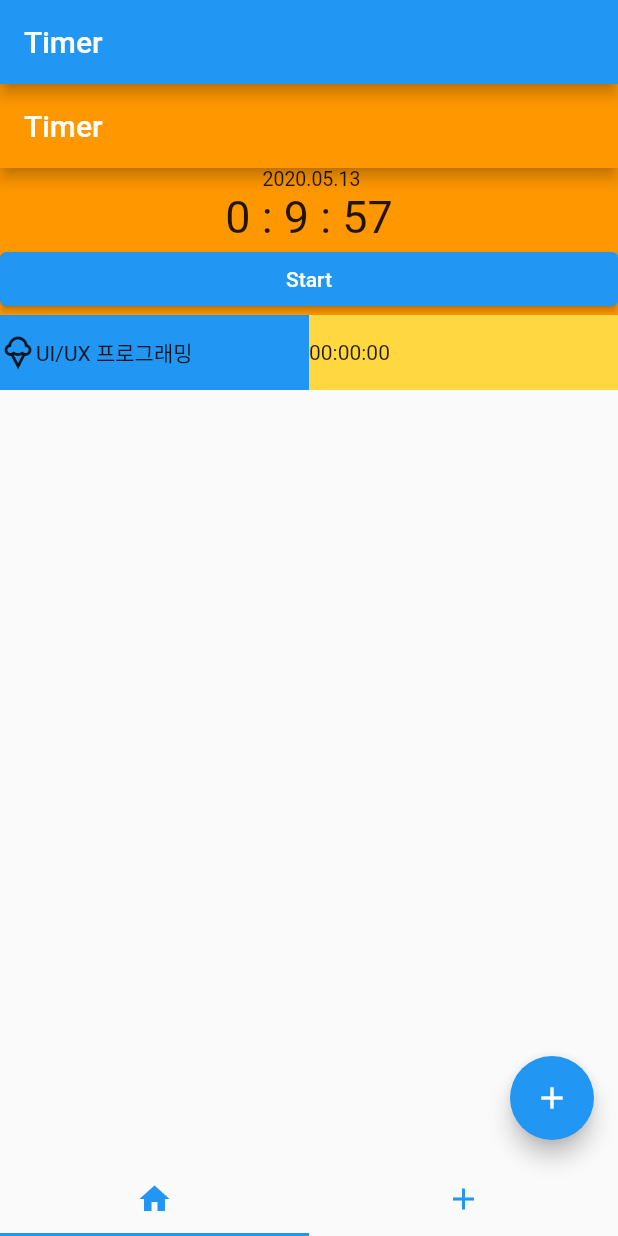
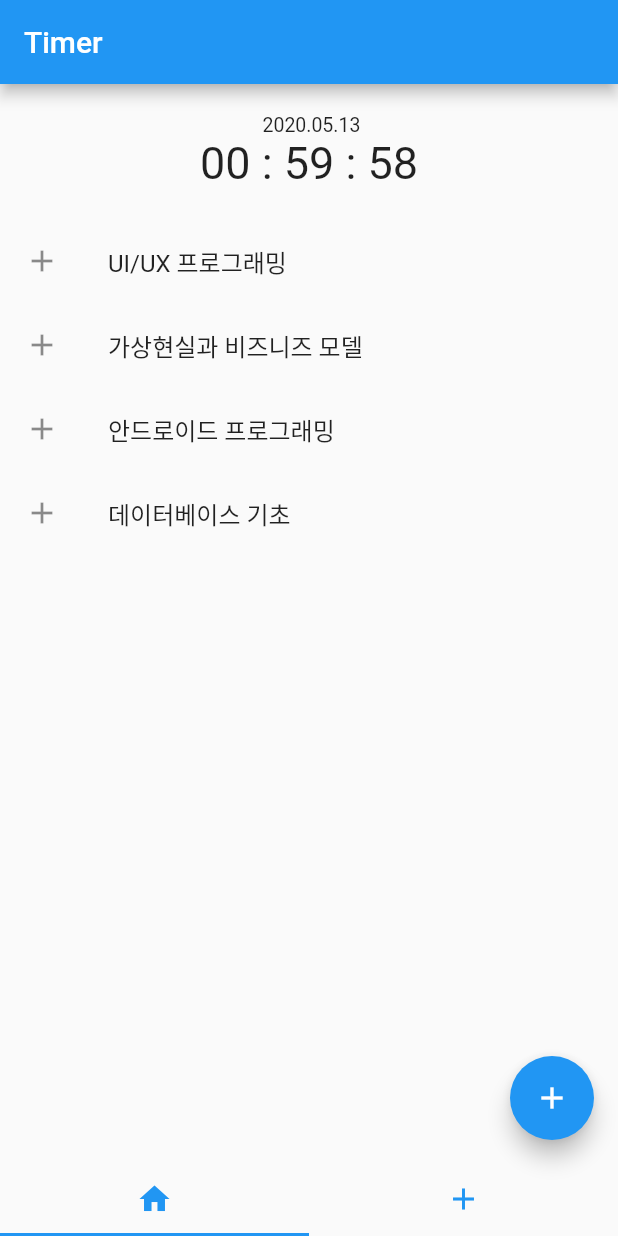
Before and after one commit to Choalstn/flutter_timer, a Flutter app: the screen it shows after launch, on a phone screen of 412 x 824 dp. Run offline on Flutter 3.47's test engine with Material 2 defaults, Android fonts, the phone set to English and light mode, and no system bars.

Commit message:
Navigation,Timer o 타이머 상태를 그대로 루트페이지로 가져오기 구현 x

```diff
--- a/lib/main.dart
+++ b/lib/main.dart
@@ -12,7 +12,9 @@ class MyApp extends StatelessWidget {
   Widget build(BuildContext context) {
     return MaterialApp(
       title: 'Flutter Demo',
-      theme: ThemeData(),
+      theme: ThemeData(
+        primarySwatch: Colors.blue,
+      ),
       home: MyHomePage(),
     );
   }
--- a/lib/timerPage.dart
+++ b/lib/timerPage.dart
@@ -3,95 +3,132 @@ import 'dart:async';
 
 
 class TimerPage extends StatefulWidget {
+
   @override
   State<StatefulWidget> createState() => _TimerPage();
 }
 
 class _TimerPage extends State<TimerPage> {
+  late Timer _timer;
 
-  int seconds = 57;
-  int minutes = 09;
-  int hours = 00;
+  int _secTime = 58;
+  int _minTime = 59;
+  int _hourTime = 0;
 
   void _startCountUp() {
-    Timer.periodic(Duration(seconds: 1), (timer) {
+    _timer = Timer.periodic(Duration(seconds: 1), (timer) {
       setState(() {
-          seconds++;
-          if(seconds>59) {
-            minutes += 1;
-            seconds = 0;
+        _secTime++;
+
+        if(_secTime>59) {
+          _minTime++;
+          _secTime = 0;
+          _secTime++;
         }
 
-          if(minutes > 59) {
-            hours += 1;
-            seconds = 0;
+        if(_minTime>59) {
+          _hourTime++;
+          _minTime = 0;
+          Duration.secondsPerDay;
         }
       });
     });
   }
 
+
   @override
   Widget build(BuildContext context) {
+
+    var sec = '${_secTime}'.padLeft(2, '0');
+    var min = '${_minTime}'.padLeft(2, '0');
+    var hour = '${_hourTime}'.padLeft(2, '0');
+
     return Scaffold(
-      appBar: AppBar(
-        title: Text('Timer'),
-      backgroundColor: Colors.orange),
       body: Column(
         children: [
           Container(
-            color: Colors.orange,
             child: Column(
               crossAxisAlignment: CrossAxisAlignment.stretch,
               children: [
                 Container(
-                    child: Text(' 2020.05.13', textAlign: TextAlign.center ,style: TextStyle(fontSize: 13),)
+                  padding: EdgeInsets.all(20),
+                  child: Column(
+                    children: [
+                      Text(' 2020.05.13', textAlign: TextAlign.center ,style: TextStyle(fontSize: 13),),
+                      Text('$hour : $min : $sec', textAlign: TextAlign.center,style: TextStyle(fontSize: 30)),
+                    ]),
                 ),
 
-               Container(
-                    child: Text('$hours : $minutes : $seconds', textAlign: TextAlign.center,style: TextStyle(fontSize: 30))
+                ListTile(
+                  onTap: () {
+                    _startCountUp();
+                    Navigator.push(context, MaterialPageRoute(builder: (context) => SecondRoute()));
+                  },
+                    leading: Icon(Icons.add),
+                    title: Text('UI/UX 프로그래밍'),
                   ),
 
+                ListTile(
+                  onTap: () {
+                    _startCountUp();
+                    Navigator.push(context, MaterialPageRoute(builder: (context) => SecondRoute()));
 
-                ElevatedButton(onPressed: _startCountUp, child: Text('Start')),
-
-              ],),
+                  },
+                  leading: Icon(Icons.add),
+                  title: Text('가상현실과 비즈니즈 모델'),
                 ),
 
-        Row(
-         children: [
-           Flexible(
-               fit: FlexFit.tight,
-               child: Container(
-                 color: Colors.blue,
-                 height: 50,
-                 child: Row(
-                   children: [
-                     Icon(Icons.icecream_outlined),
-                     Text('UI/UX 프로그래밍'),
-                   ],
-                 ),
-               )
+                ListTile(
+                    onTap: () {
+                      _startCountUp();
+                      Navigator.push(context, MaterialPageRoute(builder: (context) => SecondRoute()));
+                    },
+                  leading: Icon(Icons.add),
+                  title: Text('안드로이드 프로그래밍')
                 ),
 
-           Flexible(
-               child: Container(
-                 color: Colors.amberAccent,
-                 height: 50,
-                 child: Row(
-                   children: [
-                     Text('00:00:00', textAlign: TextAlign.center,)
-                   ],
+                ListTile(
+                  onTap: () {
+                    _startCountUp();
+                    Navigator.push(context, MaterialPageRoute(builder: (context) => SecondRoute()));
+                  },
+                  leading: Icon(Icons.add),
+                  title: Text('데이터베이스 기초'),
                 ),
-               ))
-         ],
-        )
 
-
+              ]),
+          ),
         ],
 
 
 
       ),
+
+
     );
   }
 }
+
+class SecondRoute extends StatelessWidget {
+
+  @override
+  Widget build(BuildContext context) {
+    return Scaffold(
+      appBar: AppBar(
+        title: Text("Second Route"),
+      ),
+      body: Center(
+        child: Column(
+          children: [
+            ElevatedButton(
+              child: Icon(Icons.pause_circle),
+              onPressed: () {
+                Navigator.pop(context);
+              },
+            ),
+          ],
+        )
+      ),
+    );
+  }
+}
```
Lines whose indentation alone changed are shown as unchanged.
